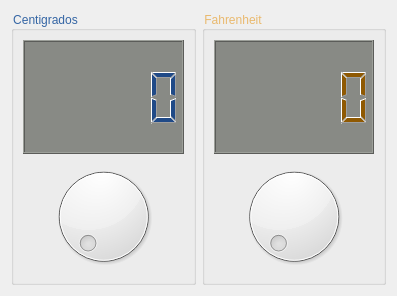
Old version of the form conversor.ui in the repository DaniMena04/P60-Conversor_Temperatura.
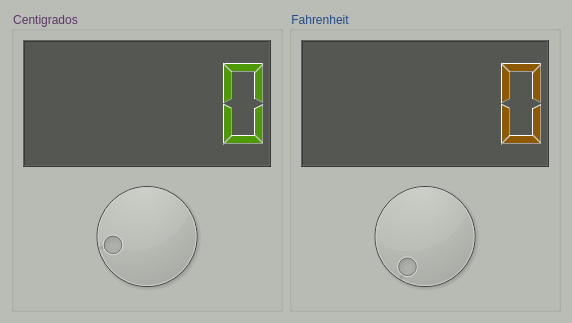
New version of the form.

Commit message: Eventos en GUI

Diff of the .ui file:
```diff
--- a/conversor.ui
+++ b/conversor.ui
@@ -6,18 +6,22 @@
    <rect>
     <x>0</x>
     <y>0</y>
-    <width>397</width>
-    <height>296</height>
+    <width>572</width>
+    <height>323</height>
    </rect>
   </property>
   <property name="windowTitle">
    <string>Conversor</string>
   </property>
+  <property name="styleSheet">
+   <string notr="true">background-color: rgb(186, 189, 182);</string>
+  </property>
   <layout class="QHBoxLayout" name="horizontalLayout">
    <item>
     <widget class="QGroupBox" name="groupBox">
      <property name="styleSheet">
-      <string notr="true">color: rgb(52, 101, 164);</string>
+      <string notr="true">color: rgb(92, 53, 102);
+</string>
      </property>
      <property name="title">
       <string>Centigrados</string>
@@ -26,13 +30,21 @@
       <item>
        <widget class="QLCDNumber" name="lcdNumber">
         <property name="styleSheet">
-         <string notr="true">background-color: rgb(136, 138, 133);
-color: rgb(32, 74, 135);</string>
+         <string notr="true">background-color: rgb(85, 87, 83);
+color: rgb(78, 154, 6);
+</string>
         </property>
        </widget>
       </item>
       <item>
-       <widget class="QDial" name="dial"/>
+       <widget class="QDial" name="inCent">
+        <property name="styleSheet">
+         <string notr="true"/>
+        </property>
+        <property name="minimum">
+         <number>-18</number>
+        </property>
+       </widget>
       </item>
      </layout>
     </widget>
@@ -40,7 +52,8 @@
    <item>
     <widget class="QGroupBox" name="groupBox_2">
      <property name="styleSheet">
-      <string notr="true">color: rgb(233, 185, 110);</string>
+      <string notr="true">color: rgb(32, 74, 135);
+</string>
      </property>
      <property name="title">
       <string>Fahrenheit</string>
@@ -49,13 +62,20 @@
       <item>
        <widget class="QLCDNumber" name="lcdNumber_2">
         <property name="styleSheet">
-         <string notr="true">background-color: rgb(136, 138, 133);
+         <string notr="true">background-color: rgb(85, 87, 83);
 color: rgb(143, 89, 2);</string>
         </property>
        </widget>
       </item>
       <item>
-       <widget class="QDial" name="dial_2"/>
+       <widget class="QDial" name="intFahr">
+        <property name="minimum">
+         <number>0</number>
+        </property>
+        <property name="maximum">
+         <number>210</number>
+        </property>
+       </widget>
       </item>
      </layout>
     </widget>
```
Left out of the diff: 39 changed lines with no effect on the pictures.
